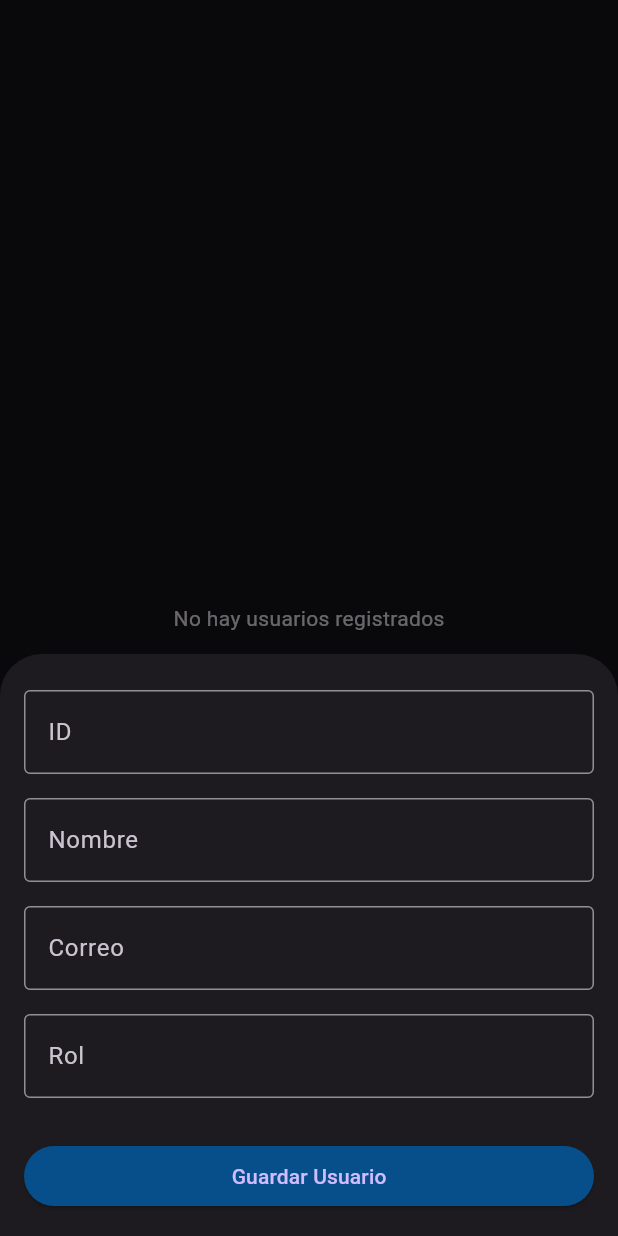
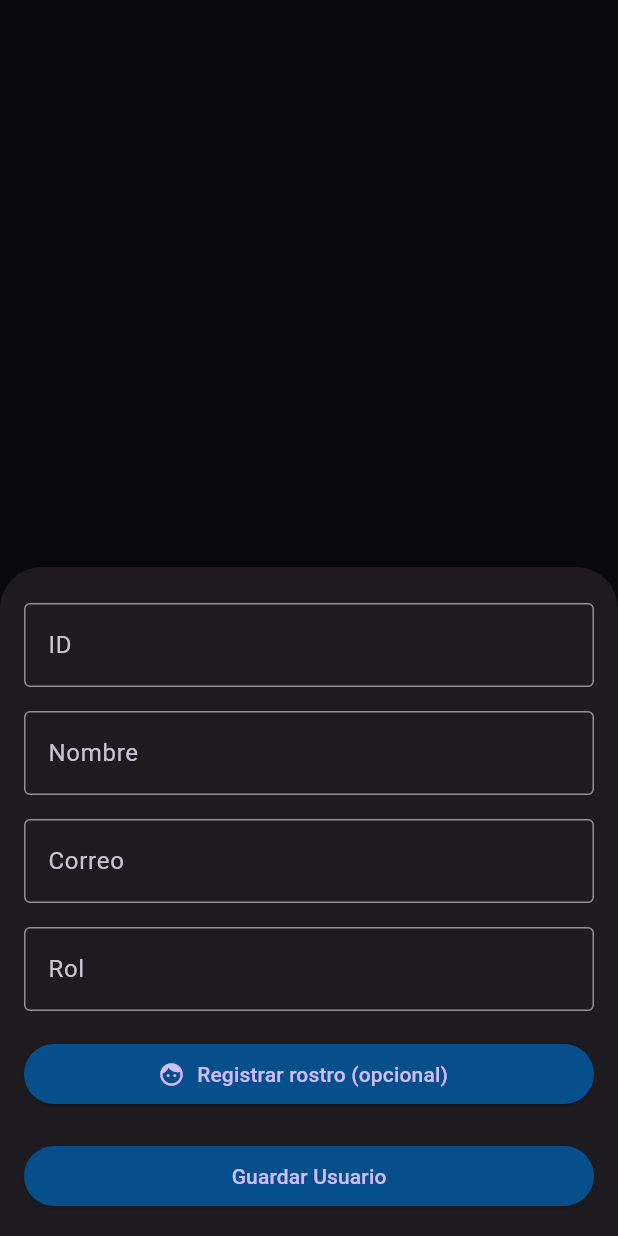
Before and after one commit to Kaneda8891/kaneda, a Flutter app: the TabUsuarios screen opened directly, after a tap on the "add" icon, on a phone screen of 412 x 824 dp. Run offline on Flutter 3.47's test engine with Material 3 defaults, Android fonts, the phone set to English and light mode, and no system bars; our stand-ins replace camera, cloud_firestore, firebase_core, font_awesome_flutter, shared_preferences; missing offline and left inert: tflite_flutter; accounts and stored records are empty.

Commit message:
Actualización del proyecto Flutter

```diff
--- a/lib/view/usuarios/usuario_form.dart
+++ b/lib/view/usuarios/usuario_form.dart
@@ -1,5 +1,6 @@
 import 'package:flutter/material.dart';
 import 'package:avance2/models/usuario.dart';
+import 'package:avance2/screens/register_screen.dart';
 
 class UsuarioForm extends StatefulWidget {
   final void Function(Usuario) onSubmit;
@@ -17,6 +18,8 @@ class _UsuarioFormState extends State<UsuarioForm> {
   late TextEditingController _nombre;
   late TextEditingController _correo;
   late TextEditingController _rol;
+
+  bool _rostroRegistrado = false; // ✅ Declaración correcta
 
   @override
   void initState() {
@@ -41,6 +44,16 @@ class _UsuarioFormState extends State<UsuarioForm> {
     }
   }
 
+  Future<void> _abrirRegistroRostro() async {
+    await Navigator.push(
+      context,
+      MaterialPageRoute(builder: (_) => const RegisterScreen()),
+    );
+    if (mounted) {
+      setState(() => _rostroRegistrado = true);
+    }
+  }
+
   @override
   Widget build(BuildContext context) {
     return Padding(
@@ -54,6 +67,23 @@ class _UsuarioFormState extends State<UsuarioForm> {
             _campo('Nombre', _nombre),
             _campo('Correo', _correo, tipo: TextInputType.emailAddress),
             _campo('Rol', _rol),
+            const SizedBox(height: 10),
+            ElevatedButton.icon(
+              onPressed: _abrirRegistroRostro,
+              icon: const Icon(Icons.face),
+              label: const Text('Registrar rostro (opcional)'),
+              style: ElevatedButton.styleFrom(
+                backgroundColor: const Color(0xFF074F8A),
+              ),
+            ),
+            if (_rostroRegistrado)
+              Padding(
+                padding: const EdgeInsets.only(top: 8),
+                child: Text(
+                  'Rostro registrado',
+                  style: TextStyle(color: Colors.green[700]),
+                ),
+              ),
             const SizedBox(height: 20),
             ElevatedButton(
               onPressed: _guardar,
```
